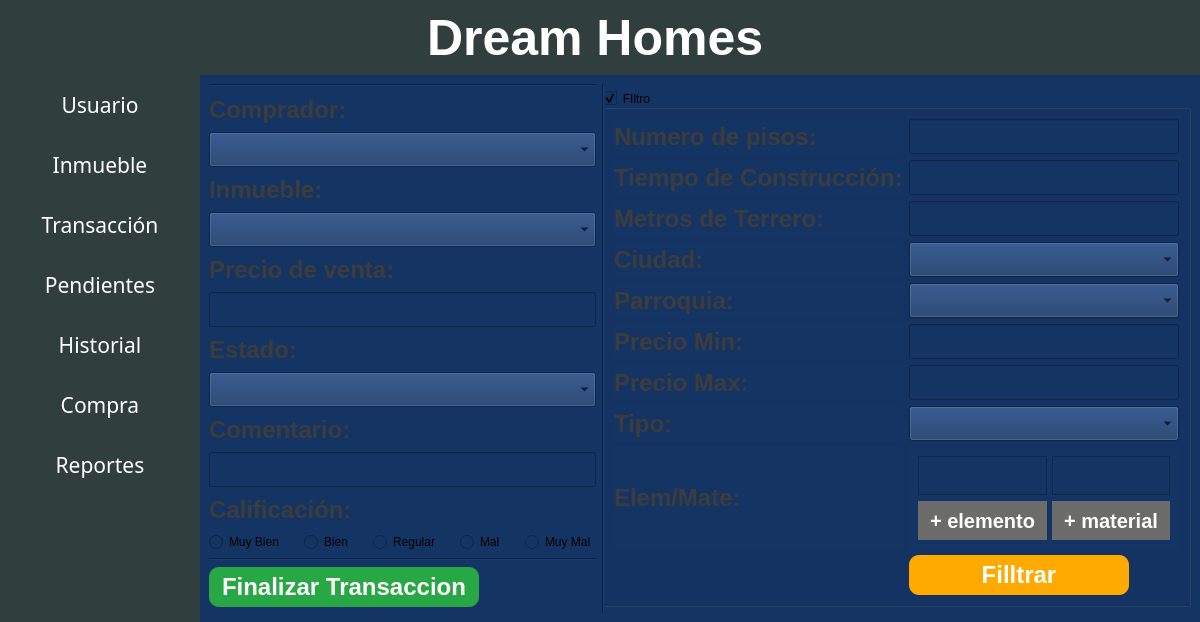
Before: the Qt Designer form view/menu_principal.ui in JhustynC/TF_BaseDeDatos, drawn with Qt 5.
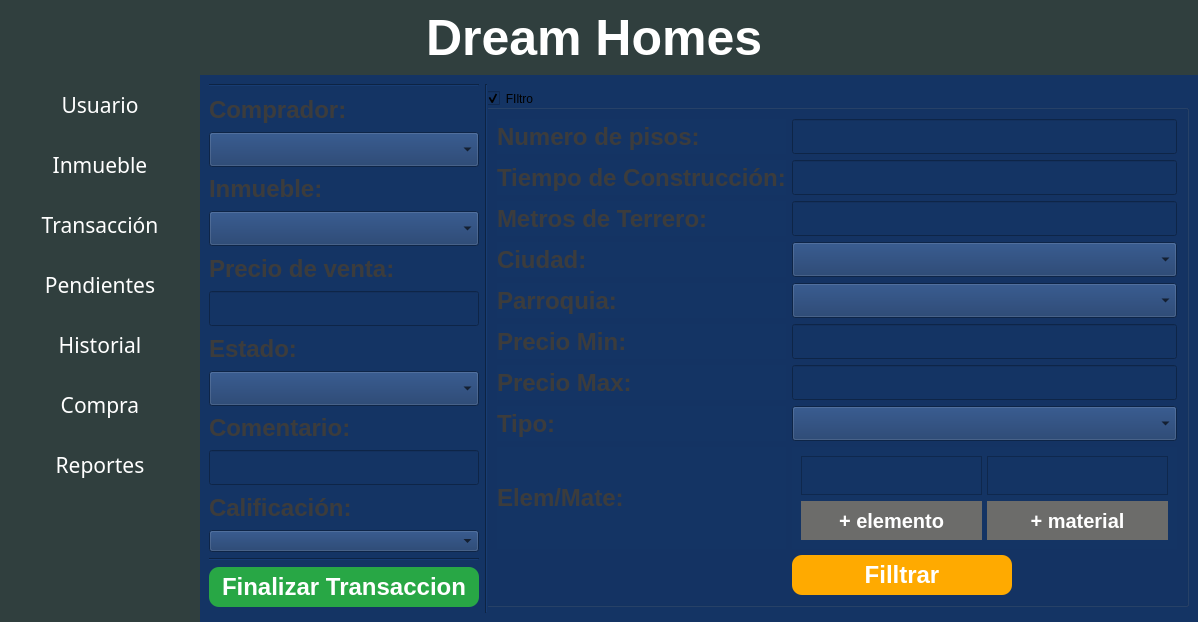
After: the same form once the commit is applied. Icons and pictures are not drawn.

Commit message: Combo para compra

The edit to the form file:
```diff
--- a/view/menu_principal.ui
+++ b/view/menu_principal.ui
@@ -2285,46 +2285,14 @@
                          </property>
                         </widget>
                        </item>
+                       <item>
+                        <widget class="QComboBox" name="cbx_calificacion_compra"/>
+                       </item>
                        <item>
                         <layout class="QHBoxLayout" name="horizontalLayout_22">
                          <property name="spacing">
                           <number>20</number>
                          </property>
-                         <item>
-                          <widget class="QRadioButton" name="rb_muybien">
-                           <property name="text">
-                            <string>Muy Bien</string>
-                           </property>
-                          </widget>
-                         </item>
-                         <item>
-                          <widget class="QRadioButton" name="rb_bien">
-                           <property name="text">
-                            <string>Bien</string>
-                           </property>
-                          </widget>
-                         </item>
-                         <item>
-                          <widget class="QRadioButton" name="rb_regular">
-                           <property name="text">
-                            <string>Regular</string>
-                           </property>
-                          </widget>
-                         </item>
-                         <item>
-                          <widget class="QRadioButton" name="rb_mal">
-                           <property name="text">
-                            <string>Mal</string>
-                           </property>
-                          </widget>
-                         </item>
-                         <item>
-                          <widget class="QRadioButton" name="rb_muyMal">
-                           <property name="text">
-                            <string>Muy Mal</string>
-                           </property>
-                          </widget>
-                         </item>
                         </layout>
                        </item>
                       </layout>
```
Left out of the diff: 5 changed lines with no effect on the pictures. The commit also changes 8 other files.
